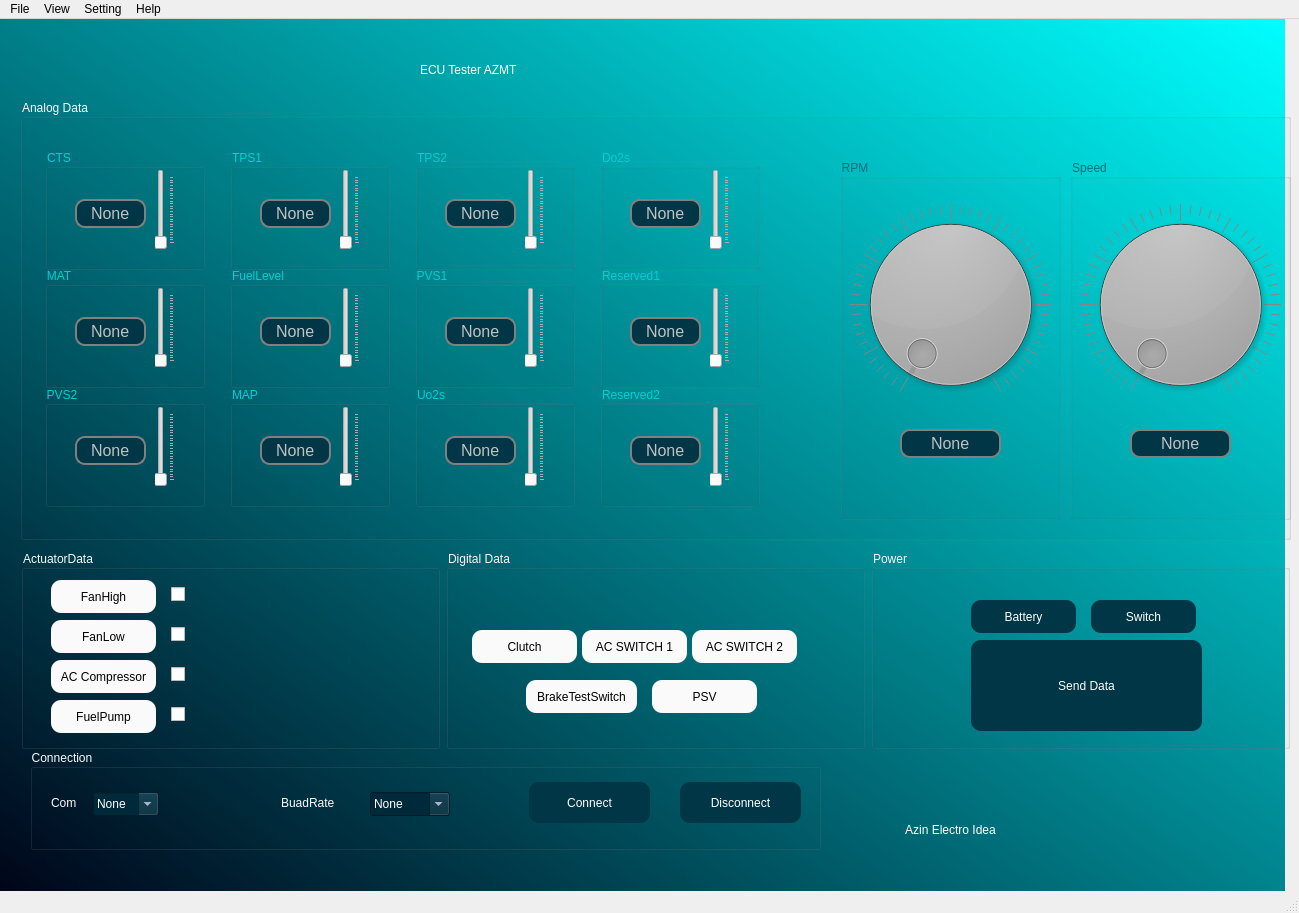
The window that MainWindow.ui (Maede1991/ecutester) describes before a commit, drawn with Qt 5.
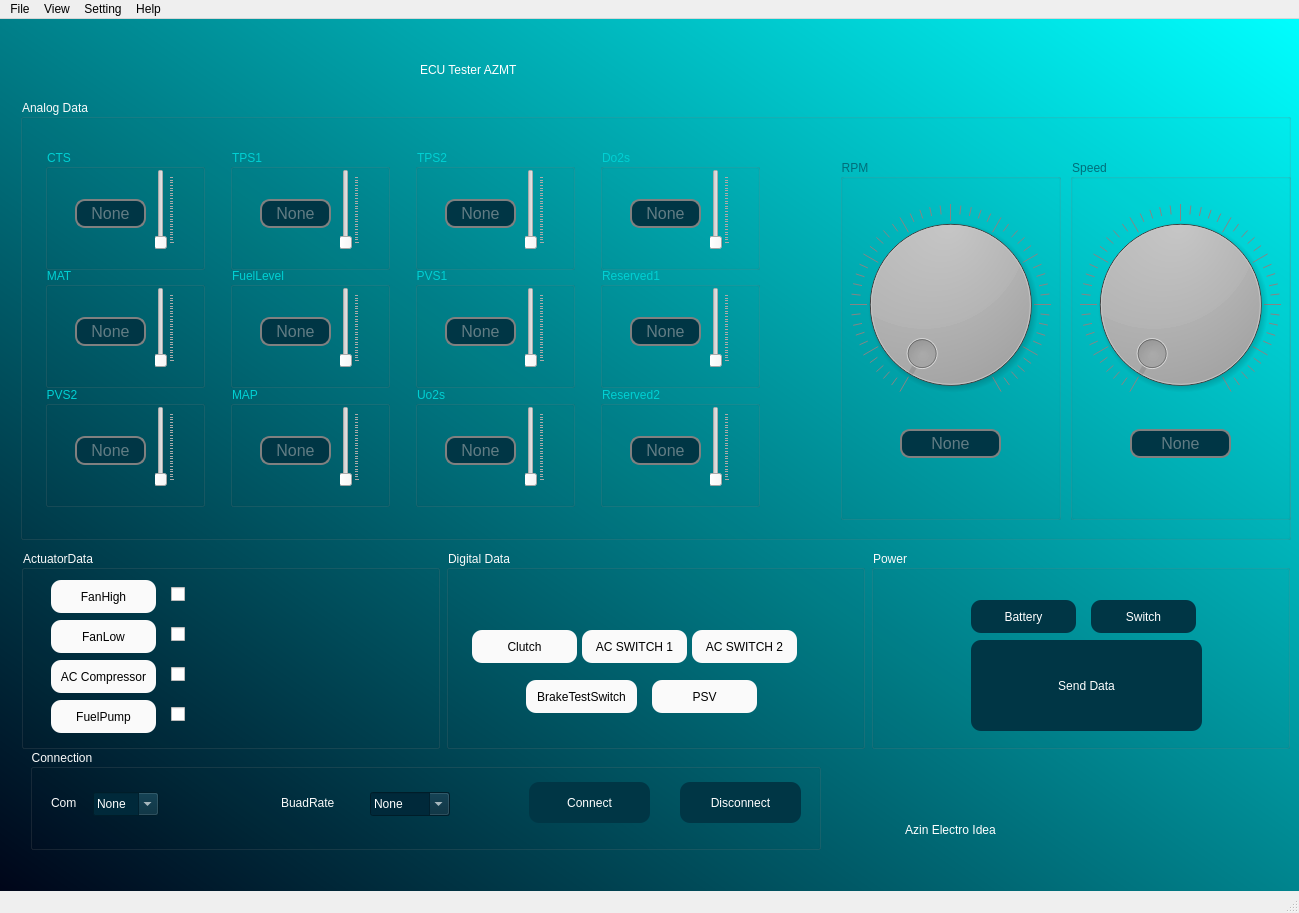
The same window after the commit.

```diff
--- a/MainWindow.ui
+++ b/MainWindow.ui
@@ -22,7 +22,7 @@
      <rect>
       <x>0</x>
       <y>0</y>
-      <width>1285</width>
+      <width>1301</width>
       <height>911</height>
      </rect>
     </property>
@@ -327,7 +327,7 @@
 }</string>
       </property>
       <property name="text">
-       <string>None</string>
+       <string/>
       </property>
       <property name="echoMode">
        <enum>QLineEdit::Normal</enum>
@@ -335,6 +335,9 @@
       <property name="alignment">
        <set>Qt::AlignCenter</set>
       </property>
+      <property name="placeholderText">
+       <string>None</string>
+      </property>
      </widget>
     </widget>
     <widget class="QGroupBox" name="groupBox_13">
@@ -389,7 +392,7 @@
 }</string>
       </property>
       <property name="text">
-       <string>None</string>
+       <string/>
       </property>
       <property name="echoMode">
        <enum>QLineEdit::Normal</enum>
@@ -397,6 +400,9 @@
       <property name="alignment">
        <set>Qt::AlignCenter</set>
       </property>
+      <property name="placeholderText">
+       <string>None</string>
+      </property>
      </widget>
      <widget class="QDial" name="dialSPEED">
       <property name="geometry">
@@ -495,7 +501,7 @@
 }</string>
       </property>
       <property name="text">
-       <string>None</string>
+       <string/>
       </property>
       <property name="echoMode">
        <enum>QLineEdit::Normal</enum>
@@ -503,6 +509,9 @@
       <property name="alignment">
        <set>Qt::AlignCenter</set>
       </property>
+      <property name="placeholderText">
+       <string>None</string>
+      </property>
      </widget>
     </widget>
     <widget class="QGroupBox" name="groupBox_16">
@@ -582,7 +591,7 @@
 }</string>
       </property>
       <property name="text">
-       <string>None</string>
+       <string/>
       </property>
       <property name="echoMode">
        <enum>QLineEdit::Normal</enum>
@@ -590,6 +599,9 @@
       <property name="alignment">
        <set>Qt::AlignCenter</set>
       </property>
+      <property name="placeholderText">
+       <string>None</string>
+      </property>
      </widget>
     </widget>
     <widget class="QGroupBox" name="groupBox_17">
@@ -669,7 +681,7 @@
 }</string>
       </property>
       <property name="text">
-       <string>None</string>
+       <string/>
       </property>
       <property name="echoMode">
        <enum>QLineEdit::Normal</enum>
@@ -677,6 +689,9 @@
       <property name="alignment">
        <set>Qt::AlignCenter</set>
       </property>
+      <property name="placeholderText">
+       <string>None</string>
+      </property>
      </widget>
     </widget>
     <widget class="QGroupBox" name="groupBox_2">
@@ -756,7 +771,7 @@
 }</string>
       </property>
       <property name="text">
-       <string>None</string>
+       <string/>
       </property>
       <property name="echoMode">
        <enum>QLineEdit::Normal</enum>
@@ -764,6 +779,9 @@
       <property name="alignment">
        <set>Qt::AlignCenter</set>
       </property>
+      <property name="placeholderText">
+       <string>None</string>
+      </property>
      </widget>
     </widget>
     <widget class="QGroupBox" name="groupBox_8">
@@ -843,7 +861,7 @@
 }</string>
       </property>
       <property name="text">
-       <string>None</string>
+       <string/>
       </property>
       <property name="echoMode">
        <enum>QLineEdit::Normal</enum>
@@ -851,6 +869,9 @@
       <property name="alignment">
        <set>Qt::AlignCenter</set>
       </property>
+      <property name="placeholderText">
+       <string>None</string>
+      </property>
      </widget>
     </widget>
     <widget class="QGroupBox" name="groupBox_6">
@@ -930,7 +951,7 @@
 }</string>
       </property>
       <property name="text">
-       <string>None</string>
+       <string/>
       </property>
       <property name="echoMode">
        <enum>QLineEdit::Normal</enum>
@@ -938,6 +959,9 @@
       <property name="alignment">
        <set>Qt::AlignCenter</set>
       </property>
+      <property name="placeholderText">
+       <string>None</string>
+      </property>
      </widget>
     </widget>
     <widget class="QGroupBox" name="groupBox_4">
@@ -1017,7 +1041,7 @@
 }</string>
       </property>
       <property name="text">
-       <string>None</string>
+       <string/>
       </property>
       <property name="echoMode">
        <enum>QLineEdit::Normal</enum>
@@ -1025,6 +1049,9 @@
       <property name="alignment">
        <set>Qt::AlignCenter</set>
       </property>
+      <property name="placeholderText">
+       <string>None</string>
+      </property>
      </widget>
     </widget>
     <widget class="QGroupBox" name="groupBox_3">
@@ -1104,7 +1131,7 @@
 }</string>
       </property>
       <property name="text">
-       <string>None</string>
+       <string/>
       </property>
       <property name="echoMode">
        <enum>QLineEdit::Normal</enum>
@@ -1112,6 +1139,9 @@
       <property name="alignment">
        <set>Qt::AlignCenter</set>
       </property>
+      <property name="placeholderText">
+       <string>None</string>
+      </property>
      </widget>
     </widget>
     <widget class="QGroupBox" name="groupBox_9">
@@ -1191,7 +1221,7 @@
 }</string>
       </property>
       <property name="text">
-       <string>None</string>
+       <string/>
       </property>
       <property name="echoMode">
        <enum>QLineEdit::Normal</enum>
@@ -1199,6 +1229,9 @@
       <property name="alignment">
        <set>Qt::AlignCenter</set>
       </property>
+      <property name="placeholderText">
+       <string>None</string>
+      </property>
      </widget>
     </widget>
     <widget class="QGroupBox" name="groupBox_10">
@@ -1278,7 +1311,7 @@
 }</string>
       </property>
       <property name="text">
-       <string>None</string>
+       <string/>
       </property>
       <property name="echoMode">
        <enum>QLineEdit::Normal</enum>
@@ -1286,6 +1319,9 @@
       <property name="alignment">
        <set>Qt::AlignCenter</set>
       </property>
+      <property name="placeholderText">
+       <string>None</string>
+      </property>
      </widget>
     </widget>
     <widget class="QGroupBox" name="groupBox_11">
@@ -1365,7 +1401,7 @@
 }</string>
       </property>
       <property name="text">
-       <string>None</string>
+       <string/>
       </property>
       <property name="echoMode">
        <enum>QLineEdit::Normal</enum>
@@ -1373,6 +1409,9 @@
       <property name="alignment">
        <set>Qt::AlignCenter</set>
       </property>
+      <property name="placeholderText">
+       <string>None</string>
+      </property>
      </widget>
     </widget>
     <widget class="QGroupBox" name="groupBox_22">
@@ -1452,7 +1491,7 @@
 }</string>
       </property>
       <property name="text">
-       <string>None</string>
+       <string/>
       </property>
       <property name="echoMode">
        <enum>QLineEdit::Normal</enum>
@@ -1460,6 +1499,9 @@
       <property name="alignment">
        <set>Qt::AlignCenter</set>
       </property>
+      <property name="placeholderText">
+       <string>None</string>
+      </property>
      </widget>
     </widget>
    </widget>
```
